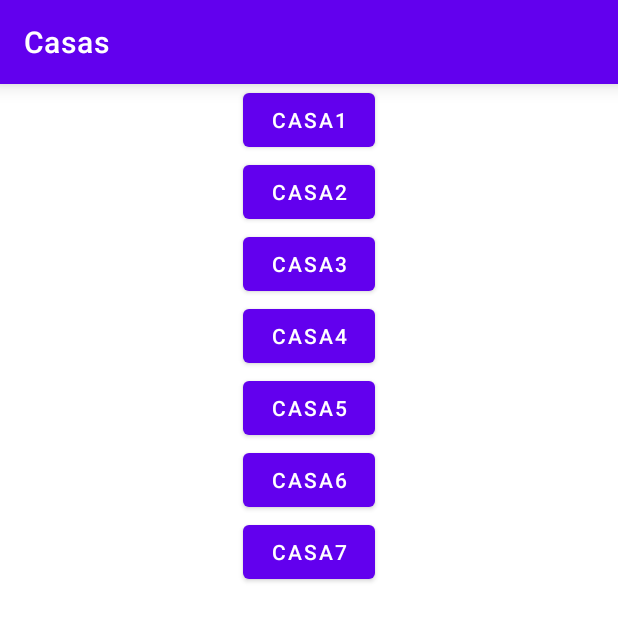
After one commit to lumerlino/TPAplicacionesMoviles, an Android app: the CasasActivity screen opened directly, with no data from a screen before it, on a phone screen of 412 x 824 dp. The commit adds this screen. Shown: the top 621 px of the screen. Run offline under Robolectric (Android 15) with nearby library versions, the phone set to English and light mode, and no system bars.

Commit message:
Agregado lista casas

```diff
--- a/app/src/main/AndroidManifest.xml
+++ b/app/src/main/AndroidManifest.xml
@@ -26,6 +26,9 @@
             android:name=".MainActivity"
             android:exported="false" />
         <activity
+            android:name=".CasasActivity"
+            android:exported="false" />
+        <activity
             android:name=".LoginActivity"
             android:exported="true">
             <intent-filter>
--- /dev/null
+++ b/app/src/main/java/com/example/trabajopractico/Casa.java
@@ -0,0 +1,30 @@
+package com.example.trabajopractico;
+
+public class Casa {
+    private Integer id;
+    private String nombre;
+
+    public Casa() {
+    }
+
+    public Casa(Integer id, String nombre) {
+        this.id = id;
+        this.nombre = nombre;
+    }
+
+    public Integer getId() {
+        return id;
+    }
+
+    public void setId(Integer id) {
+        this.id = id;
+    }
+
+    public String getNombre() {
+        return nombre;
+    }
+
+    public void setNombre(String nombre) {
+        this.nombre = nombre;
+    }
+}
--- /dev/null
+++ b/app/src/main/java/com/example/trabajopractico/CasaAdapter.java
@@ -0,0 +1,58 @@
+package com.example.trabajopractico;
+
+import android.view.LayoutInflater;
+import android.view.View;
+import android.view.ViewGroup;
+import android.widget.Button;
+import android.widget.TextView;
+
+import androidx.annotation.NonNull;
+import androidx.recyclerview.widget.RecyclerView;
+
+import java.util.List;
+
+public class CasaAdapter extends RecyclerView.Adapter<CasaAdapter.CasaViewHolder> {
+
+    private List<Casa> casas;
+    private OnItemClickListener onItemClickListener;
+
+    public CasaAdapter(List<Casa> casas, OnItemClickListener onItemClickListener) {
+        this.casas = casas;
+        this.onItemClickListener = onItemClickListener;
+    }
+
+    @NonNull
+    @Override
+    public CasaViewHolder onCreateViewHolder(@NonNull ViewGroup parent, int viewType) {
+        View itemCasa = LayoutInflater.from(parent.getContext()).inflate(R.layout.item_casa, parent, false);
+        return new CasaViewHolder(itemCasa);
+    }
+
+    @Override
+    public void onBindViewHolder(@NonNull CasaViewHolder holder, int position) {
+        holder.btn_item_casa.setText(casas.get(position).getNombre());
+        holder.btn_item_casa.setOnClickListener(new View.OnClickListener() {
+            @Override
+            public void onClick(View view) {
+                onItemClickListener.onItemClickListener(casas.get(holder.getAdapterPosition()));
+            }
+        });
+    }
+
+    @Override
+    public int getItemCount() {
+        return casas.size();
+    }
+
+    public class CasaViewHolder extends RecyclerView.ViewHolder {
+        Button btn_item_casa;
+        public CasaViewHolder(@NonNull View itemView) {
+            super(itemView);
+            btn_item_casa = itemView.findViewById(R.id.btn_item_casa);
+        }
+    }
+
+    interface OnItemClickListener{
+        void onItemClickListener(Casa casa);
+    }
+}
--- /dev/null
+++ b/app/src/main/java/com/example/trabajopractico/CasasActivity.java
@@ -0,0 +1,60 @@
+package com.example.trabajopractico;
+
+import androidx.appcompat.app.AppCompatActivity;
+import androidx.appcompat.widget.Toolbar;
+import androidx.recyclerview.widget.RecyclerView;
+
+import android.graphics.Color;
+import android.os.Bundle;
+import android.util.Log;
+import android.widget.Toast;
+
+import java.util.ArrayList;
+import java.util.List;
+
+public class CasasActivity extends AppCompatActivity {
+
+    RecyclerView rvCasas;
+    CasaAdapter adapter;
+    Toolbar mi_toolbar;
+
+    @Override
+    protected void onCreate(Bundle savedInstanceState) {
+        super.onCreate(savedInstanceState);
+        setContentView(R.layout.activity_casas);
+
+        mi_toolbar = findViewById(R.id.mi_toolbar);
+        mi_toolbar.setTitle("Casas");
+        mi_toolbar.setTitleTextColor(Color.WHITE);
+        setSupportActionBar(mi_toolbar);
+        //getSupportActionBar().setTitle("Casas");
+        setUpAdapter();
+    }
+
+    private void setUpAdapter() {
+        rvCasas = findViewById(R.id.rvCasas);
+
+        adapter = new CasaAdapter(getCasas(), new CasaAdapter.OnItemClickListener() {
+            @Override
+            public void onItemClickListener(Casa casa) {
+                Toast.makeText(CasasActivity.this, casa.getNombre(), Toast.LENGTH_SHORT).show();
+                //redirigir a detalle de casa
+            }
+        });
+        rvCasas.setAdapter(adapter);
+    }
+
+    private List<Casa> getCasas() {
+        List<Casa> casas = new ArrayList<Casa>();
+        casas.add(new Casa(1,"casa1"));
+        casas.add(new Casa(2,"casa2"));
+        casas.add(new Casa(3,"casa3"));
+        casas.add(new Casa(4,"casa4"));
+        casas.add(new Casa(5,"casa5"));
+        casas.add(new Casa(6,"casa6"));
+        casas.add(new Casa(7,"casa7"));
+        return casas;
+    }
+
+
+}
--- a/app/src/main/java/com/example/trabajopractico/MainActivity.java
+++ b/app/src/main/java/com/example/trabajopractico/MainActivity.java
@@ -11,7 +11,7 @@ import android.widget.Toast;
 
 public class MainActivity extends AppCompatActivity {
 
-    Button btnPersonajes, btnCerrarSesion;
+    Button btnPersonajes, btnCerrarSesion, btnCasas;
 
     @Override
     protected void onCreate(Bundle savedInstanceState) {
@@ -22,6 +22,7 @@ public class MainActivity extends AppCompatActivity {
 
         btnPersonajes = findViewById(R.id.btnPersonajes);
         btnCerrarSesion = findViewById(R.id.btnCerrarSesion);
+        btnCasas = findViewById(R.id.btnCasas);
 
         btnPersonajes.setOnClickListener(new View.OnClickListener() {
             @Override
@@ -31,6 +32,16 @@ public class MainActivity extends AppCompatActivity {
                 Intent personajes_activity = new Intent(MainActivity.this, PersonajesActivity.class);
                 startActivity(personajes_activity);
                 finish();
+            }
+        });
+
+        btnCasas.setOnClickListener(new View.OnClickListener() {
+            @Override
+            public void onClick(View view) {
+                Log.i("TODO","Se apretó el botón Casas");
+
+                Intent casas_activity = new Intent(MainActivity.this, CasasActivity.class);
+                startActivity(casas_activity);
             }
         });
 
--- /dev/null
+++ b/app/src/main/res/layout/activity_casas.xml
@@ -0,0 +1,20 @@
+<?xml version="1.0" encoding="utf-8"?>
+<LinearLayout xmlns:android="http://schemas.android.com/apk/res/android"
+    xmlns:app="http://schemas.android.com/apk/res-auto"
+    xmlns:tools="http://schemas.android.com/tools"
+    android:layout_width="match_parent"
+    android:layout_height="match_parent"
+    android:orientation="vertical"
+    tools:context=".CasasActivity">
+    <include
+        android:id="@+id/mi_toolbar"
+        layout="@layout/toolbar_principal" />
+    <androidx.recyclerview.widget.RecyclerView
+        android:id="@+id/rvCasas"
+        android:layout_width="match_parent"
+        android:layout_height="wrap_content"
+        android:orientation="vertical"
+        app:layoutManager="androidx.recyclerview.widget.LinearLayoutManager"
+        tools:itemCount="5"
+        tools:listitem="@layout/item_casa"/>
+</LinearLayout>
--- /dev/null
+++ b/app/src/main/res/layout/item_casa.xml
@@ -0,0 +1,11 @@
+<?xml version="1.0" encoding="utf-8"?>
+<LinearLayout xmlns:android="http://schemas.android.com/apk/res/android"
+    android:orientation="vertical"
+    android:layout_width="match_parent"
+    android:layout_height="wrap_content">
+    <Button
+        android:id="@+id/btn_item_casa"
+        android:layout_width="wrap_content"
+        android:layout_height="wrap_content"
+        android:layout_gravity="center" />
+</LinearLayout>
--- /dev/null
+++ b/app/src/main/res/layout/toolbar_principal.xml
@@ -0,0 +1,9 @@
+<?xml version="1.0" encoding="utf-8"?>
+<androidx.appcompat.widget.Toolbar
+    xmlns:android="http://schemas.android.com/apk/res/android"
+    android:layout_width="match_parent"
+    android:layout_height="wrap_content"
+    android:background="@color/purple_500"
+    android:elevation="8dp">
+
+</androidx.appcompat.widget.Toolbar>
--- a/app/src/main/res/values-night/themes.xml
+++ b/app/src/main/res/values-night/themes.xml
@@ -1,6 +1,6 @@
 <resources xmlns:tools="http://schemas.android.com/tools">
     <!-- Base application theme. -->
-    <style name="Theme.TrabajoPractico" parent="Theme.MaterialComponents.DayNight.DarkActionBar">
+    <style name="Theme.TrabajoPractico" parent="Theme.MaterialComponents.DayNight.NoActionBar">
         <!-- Primary brand color. -->
         <item name="colorPrimary">@color/purple_200</item>
         <item name="colorPrimaryVariant">@color/purple_700</item>
--- a/app/src/main/res/values/themes.xml
+++ b/app/src/main/res/values/themes.xml
@@ -1,6 +1,6 @@
 <resources xmlns:tools="http://schemas.android.com/tools">
     <!-- Base application theme. -->
-    <style name="Theme.TrabajoPractico" parent="Theme.MaterialComponents.DayNight.DarkActionBar">
+    <style name="Theme.TrabajoPractico" parent="Theme.MaterialComponents.DayNight.NoActionBar">
         <!-- Primary brand color. -->
         <item name="colorPrimary">@color/purple_500</item>
         <item name="colorPrimaryVariant">@color/purple_700</item>
```
